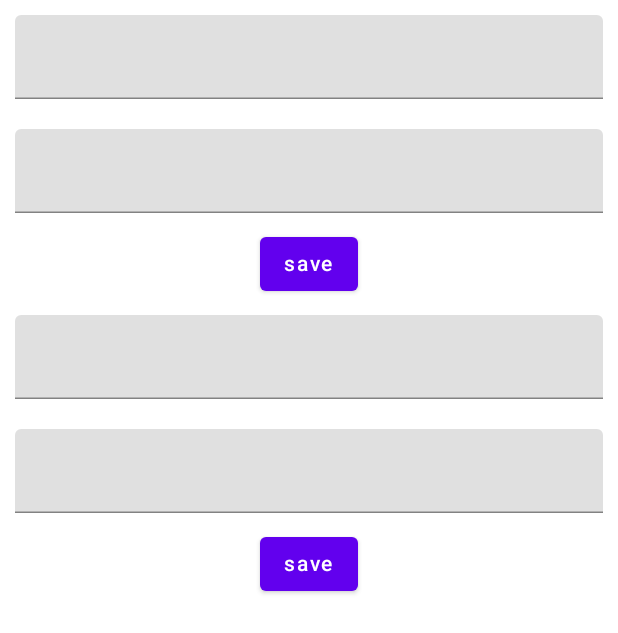
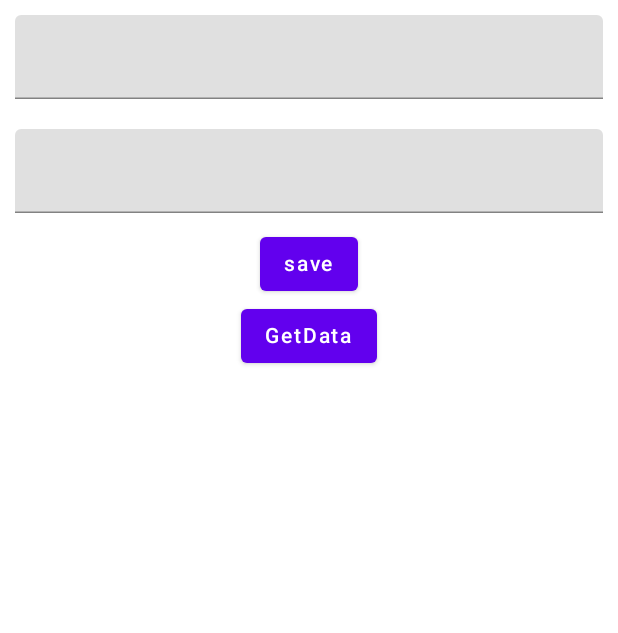
Before and after one commit to yuanczx/Looker, an Android app built with Jetpack Compose: the TestScreen screen opened through its navigation route, after a tap on "save", on a phone screen of 412 x 824 dp. Shown: the top 633 px of the screen. Run offline under Robolectric (Android 15) with nearby library versions, the phone set to English and light mode, and no system bars.

Commit message:
DataStore测试

```diff
--- a/app/src/main/java/com/yuan/looker/MainActivity.kt
+++ b/app/src/main/java/com/yuan/looker/MainActivity.kt
@@ -1,15 +1,11 @@
 package com.yuan.looker
 
-import android.content.Context
 import android.os.Bundle
 import androidx.activity.ComponentActivity
 import androidx.activity.compose.setContent
 import androidx.datastore.core.DataStore
-import androidx.datastore.core.DataStoreFactory
-import androidx.datastore.core.Serializer
 import androidx.datastore.preferences.core.Preferences
 import androidx.datastore.preferences.core.edit
-import androidx.datastore.preferences.core.stringPreferencesKey
 import androidx.datastore.preferences.preferencesDataStore
 import androidx.navigation.compose.NavHost
 import androidx.navigation.compose.composable
@@ -20,7 +16,7 @@ import com.yuan.looker.ui.compose.SecondScreen
 import com.yuan.looker.ui.compose.TestScreen
 
 class MainActivity : ComponentActivity() {
-
+    val dataStore:DataStore<Preferences> by preferencesDataStore("settings")
     override fun onCreate(savedInstanceState: Bundle?) {
         super.onCreate(savedInstanceState)
         setContent {
@@ -28,7 +24,7 @@ class MainActivity : ComponentActivity() {
             NavHost(navController = navController, startDestination = Screen.MainScreen.route) {
                 composable(Screen.MainScreen.route) { MainScreen(navController = navController) }
                 composable(Screen.SecondScreen.route) { SecondScreen() }
-                composable(Screen.TestScreen.route) { TestScreen() }
+                composable(Screen.TestScreen.route) { TestScreen(dataStore = dataStore) }
             }
         }
 
--- a/app/src/main/java/com/yuan/looker/ui/compose/MainUi.kt
+++ b/app/src/main/java/com/yuan/looker/ui/compose/MainUi.kt
@@ -1,8 +1,9 @@
 package com.yuan.looker.ui.compose
 
 import android.annotation.SuppressLint
+import android.util.Log
+import android.widget.Toast
 import androidx.compose.animation.core.FastOutLinearInEasing
-import androidx.compose.animation.core.LinearOutSlowInEasing
 import androidx.compose.animation.core.animateFloatAsState
 import androidx.compose.animation.core.tween
 import androidx.compose.foundation.BorderStroke
@@ -19,18 +20,19 @@ import androidx.compose.ui.graphics.Color
 import androidx.compose.ui.graphics.StrokeCap
 import androidx.compose.ui.graphics.drawscope.Stroke
 import androidx.compose.ui.res.stringResource
-import androidx.compose.ui.tooling.preview.Preview
 import androidx.compose.ui.unit.dp
 import androidx.compose.ui.unit.sp
+import androidx.datastore.core.DataStore
+import androidx.datastore.preferences.core.edit
+import androidx.datastore.preferences.core.intPreferencesKey
+import androidx.datastore.preferences.core.stringPreferencesKey
 import androidx.navigation.NavController
-import androidx.navigation.compose.NavHost
-import androidx.navigation.compose.composable
-import androidx.navigation.compose.rememberNavController
-import androidx.viewpager2.widget.ViewPager2
 import com.yuan.looker.R
 import com.yuan.looker.ui.Screen
 import kotlinx.coroutines.*
-import kotlin.concurrent.thread
+import kotlinx.coroutines.flow.Flow
+import kotlinx.coroutines.flow.collect
+import kotlinx.coroutines.flow.map
 
 
 @Composable
@@ -144,7 +146,10 @@ fun SecondScreen() {
 }
 
 @Composable
-fun TestScreen() {
+fun TestScreen(dataStore: DataStore<androidx.datastore.preferences.core.Preferences>) {
+    val scope = rememberCoroutineScope()
+    val testKey = stringPreferencesKey("test")
+
     Column(modifier = Modifier.fillMaxSize(), horizontalAlignment = Alignment.CenterHorizontally) {
         var key by remember {
             mutableStateOf("")
@@ -164,25 +169,25 @@ fun TestScreen() {
                 .fillMaxWidth()
                 .padding(10.dp)
         )
-        Button(onClick = { }) {
+        Button(onClick = {
+            scope.launch {
+                dataStore.edit {
+                        settings->
+                    settings[testKey] = dataValue
+                }
+            }
+        }) {
             Text(text = "save")
         }
-        TextField(
-            value = key,
-            onValueChange = { key = it },
-            modifier = Modifier
-                .fillMaxWidth()
-                .padding(10.dp)
-        )
-        TextField(
-            value = dataValue,
-            onValueChange = { dataValue = it },
-            modifier = Modifier
-                .fillMaxWidth()
-                .padding(10.dp)
-        )
-        Button(onClick = { }) {
-            Text(text = "save")
+        Button(onClick = {
+            scope.launch {
+                dataStore.edit {
+                    key = it[testKey].toString()
+                }
+            }
+
+        }) {
+            Text(text = "GetData")
         }
 
     }
```
